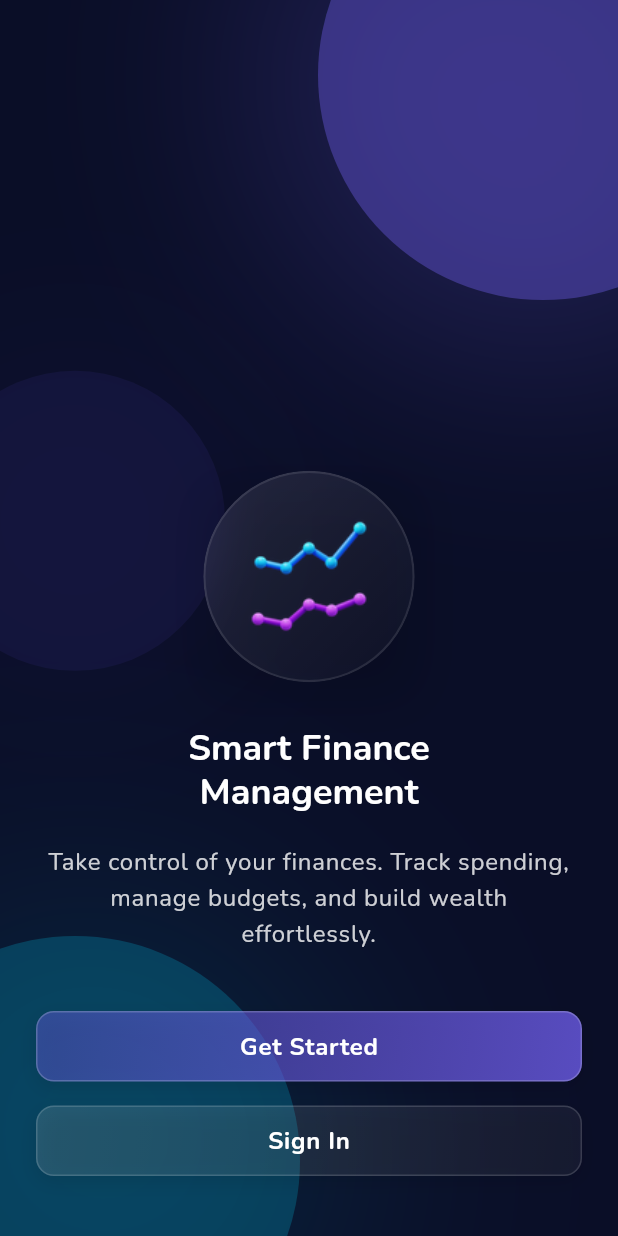
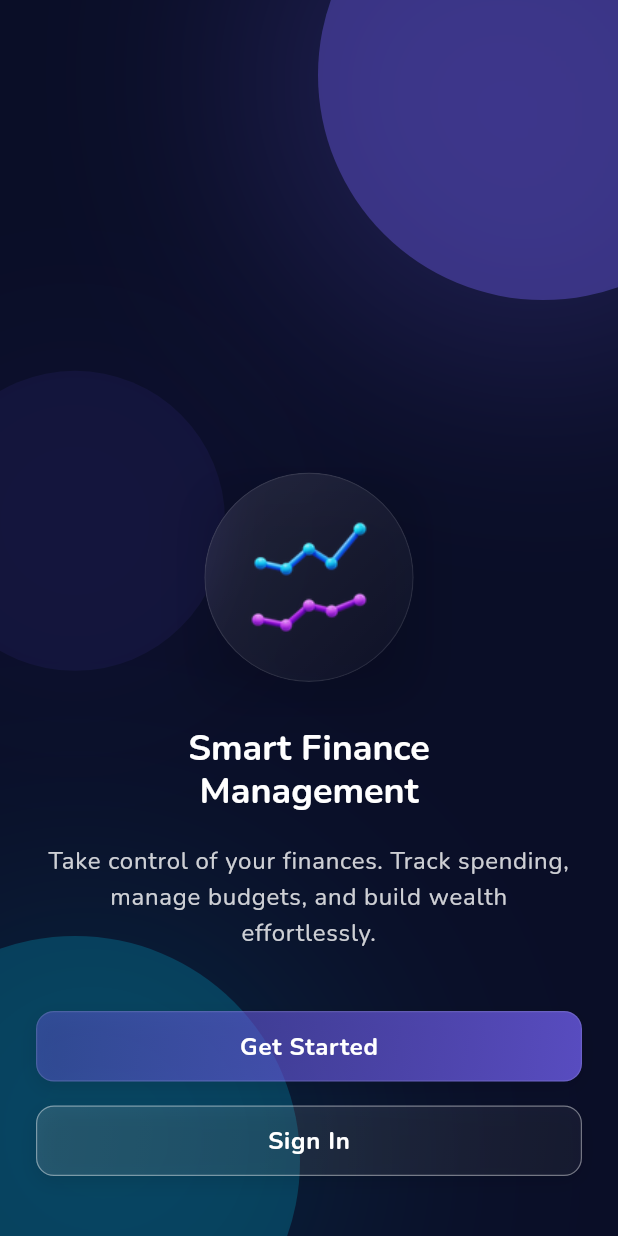
Before and after one commit to ZunairaMughal24/PersonaL_finance_tracker, a Flutter app: the screen it shows after launch, on a phone screen of 412 x 824 dp. Run offline on Flutter 3.47's test engine with Material 3 defaults, Android fonts, the phone set to English and light mode, and no system bars; our stand-ins replace cached_network_image, cloud_firestore, csv, firebase_auth, firebase_core, fl_chart and 13 more; missing offline and left inert: expressions, gal; accounts and stored records are empty.

```diff
--- a/lib/widgets/app_button.dart
+++ b/lib/widgets/app_button.dart
@@ -49,10 +49,12 @@ class AppButton extends StatelessWidget {
               : [color, color.withValues(alpha: 0.8)],
         ),
         border: Border.all(
-          color: isTransparent
-              ? Colors.white.withValues(alpha: 0.15)
-              : Colors.white.withValues(alpha: 0.2),
-          width: 1,
+          color:
+              borderColor ??
+              (isTransparent
+                  ? Colors.white.withValues(alpha: 0.1)
+                  : Colors.white.withValues(alpha: 0.12)),
+          width: 0.8,
         ),
         boxShadow: [
           BoxShadow(
--- a/lib/widgets/glass_container.dart
+++ b/lib/widgets/glass_container.dart
@@ -64,26 +64,26 @@ class GlassContainer extends StatelessWidget {
                       color:
                           borderColor ??
                           Colors.white.withValues(alpha: borderOpacity),
-                      width: 1.5,
+                      width: 0.8,
                     )
                   : Border(
                       top: BorderSide(
                         color:
                             borderColor ??
                             Colors.white.withValues(alpha: borderOpacity),
-                        width: 1.5,
+                        width: 0.8,
                       ),
                       left: BorderSide(
                         color:
                             borderColor ??
                             Colors.white.withValues(alpha: borderOpacity),
-                        width: 1.5,
+                        width: 0.8,
                       ),
                       right: BorderSide(
                         color:
                             borderColor ??
                             Colors.white.withValues(alpha: borderOpacity),
-                        width: 1.5,
+                        width: 0.8,
                       ),
                     ),
               gradient: LinearGradient(
```
